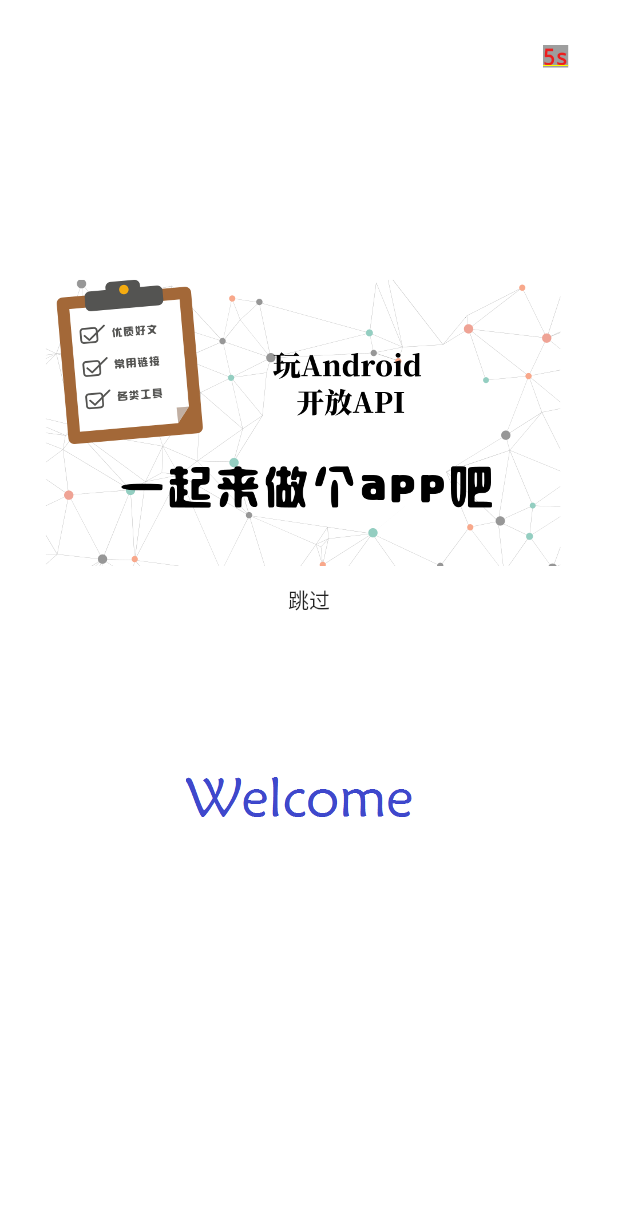
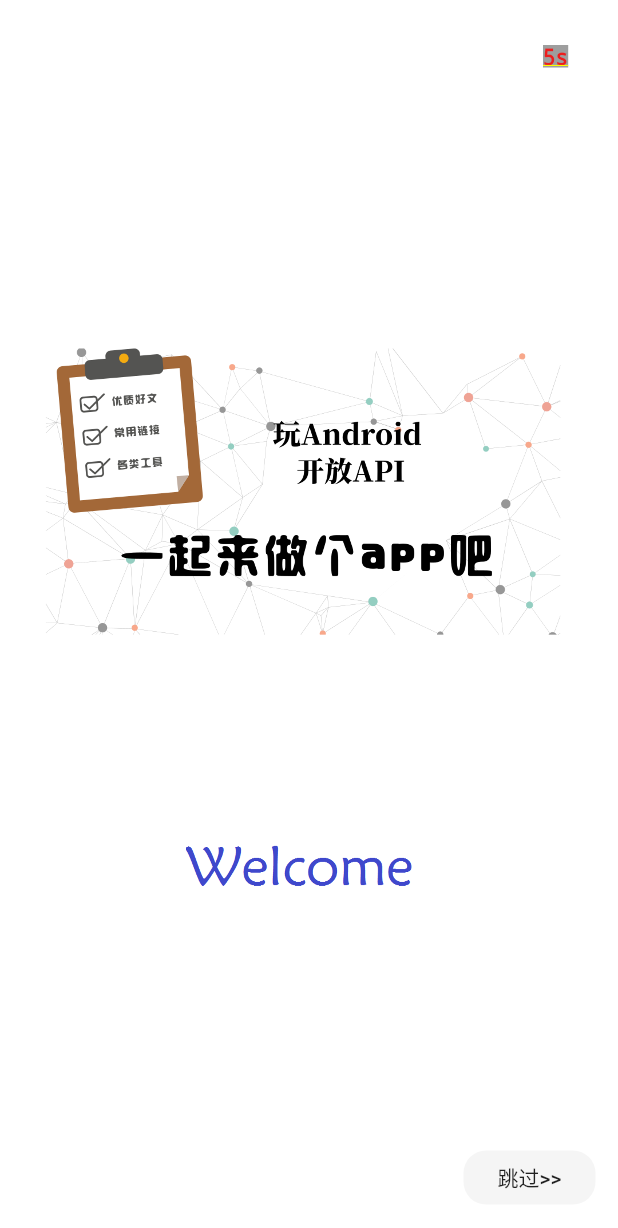
Before and after one commit to SunnyLy/flutter_sunny_demo, a Flutter app: the first screen one second after launch, on a phone screen of 412 x 824 dp. Shown: the top 1228 px of the screen. Run offline on Flutter 3.47's test engine with Material 2 defaults, Android fonts, the phone set to English and light mode, and no system bars; our stand-ins replace fluttertoast.

Commit message:
完善引导页
Signed-off-by: SunnyLy <450512747@qq.com>

```diff
--- a/lib/constant/Constants.dart
+++ b/lib/constant/Constants.dart
@@ -7,4 +7,7 @@ class Constants {
 
   ///首页
   static const String route_home = "route_home";
+
+
+
 }
--- a/lib/splash.dart
+++ b/lib/splash.dart
@@ -63,7 +63,7 @@ class _SplashPageState extends State<SplashPage> {
 
       print("_count:$_totalTime");
       if (_totalTime == 0) {
-        Navigator.of(context).pushReplacementNamed(Constants.route_main);
+//        Navigator.of(context).pushReplacementNamed(Constants.route_main);
       }
     });
   }
@@ -81,7 +81,7 @@ class _SplashPageState extends State<SplashPage> {
     var app = MaterialApp(
       theme: ThemeData(primaryColor: Colors.blueAccent),
       home: Stack(
-        alignment: Alignment(0, 0),
+        alignment: Alignment(1.0, 1.0),
         children: <Widget>[
           Image(
             image: AssetImage(Res.splash_bg),
@@ -103,15 +103,21 @@ class _SplashPageState extends State<SplashPage> {
                 )),
           ),
           Align(
-            alignment: Alignment.bottomCenter,
-            widthFactor: 0.5,
-            heightFactor: 0.5,
-            child: FlatButton(
-                onPressed: () {
-                  Navigator.pushReplacementNamed(context, Constants.route_main);
-                },
-                child: Text("跳过")),
-          )
+              alignment: Alignment.bottomCenter,
+              widthFactor: 1,
+              heightFactor: 1,
+              child: Padding(
+                padding: EdgeInsets.fromLTRB(0, 0, 15, 15),
+                child: FlatButton(
+                    onPressed: () {
+                      Navigator.pushReplacementNamed(
+                          context, Constants.route_main);
+                    },
+                    color: Colors.grey[100],
+                    shape: RoundedRectangleBorder(
+                        borderRadius: BorderRadius.circular(15)),
+                    child: Text("跳过>>")),
+              ))
         ],
       ),
     );
```
